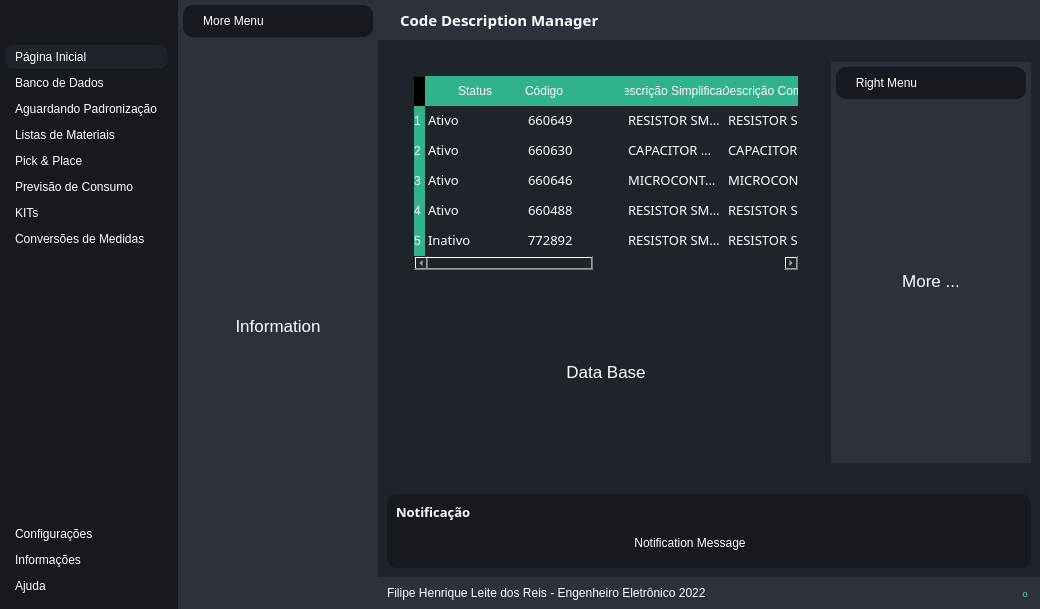
Above: interface_22_modern_tutorial.ui from filipehlreis/code-description-manager before the change. Below: the same form after it.
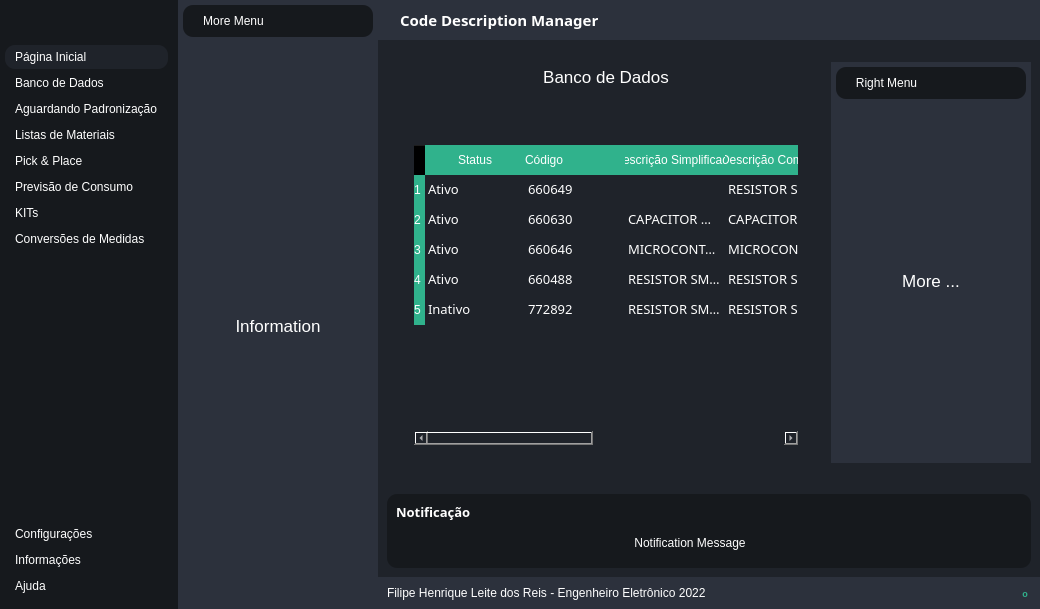
That is the form after the change. The open tabs and pages were chosen to show the change. Icons and pictures are not drawn. Custom widgets are drawn as their Qt base class.

Commit message:
Botao de busca na aba de banco de dados
Inserido um campo e um botão de busca para realizar uma busca na tabela de banco de dados, escondendo os resultados que não atendem ao critério.

```diff
--- a/interface_22_modern_tutorial.ui
+++ b/interface_22_modern_tutorial.ui
@@ -1069,8 +1069,92 @@
                </widget>
                <widget class="QWidget" name="dataPage">
                 <layout class="QVBoxLayout" name="verticalLayout_17">
+                 <item alignment="Qt::AlignTop">
+                  <widget class="QLabel" name="label_11">
+                   <property name="sizePolicy">
+                    <sizepolicy hsizetype="Preferred" vsizetype="Minimum">
+                     <horstretch>0</horstretch>
+                     <verstretch>0</verstretch>
+                    </sizepolicy>
+                   </property>
+                   <property name="font">
+                    <font>
+                     <pointsize>13</pointsize>
+                    </font>
+                   </property>
+                   <property name="text">
+                    <string>Banco de Dados</string>
+                   </property>
+                   <property name="alignment">
+                    <set>Qt::AlignCenter</set>
+                   </property>
+                  </widget>
+                 </item>
+                 <item alignment="Qt::AlignRight|Qt::AlignTop">
+                  <widget class="QFrame" name="frame_13">
+                   <property name="sizePolicy">
+                    <sizepolicy hsizetype="Preferred" vsizetype="Minimum">
+                     <horstretch>0</horstretch>
+                     <verstretch>0</verstretch>
+                    </sizepolicy>
+                   </property>
+                   <property name="frameShape">
+                    <enum>QFrame::StyledPanel</enum>
+                   </property>
+                   <property name="frameShadow">
+                    <enum>QFrame::Raised</enum>
+                   </property>
+                   <layout class="QHBoxLayout" name="horizontalLayout_15">
+                    <item alignment="Qt::AlignRight|Qt::AlignTop">
+                     <widget class="QLineEdit" name="database_search">
+                      <property name="minimumSize">
+                       <size>
+                        <width>200</width>
+                        <height>0</height>
+                       </size>
+                      </property>
+                      <property name="styleSheet">
+                       <string notr="true">
+QLineEdit {
+	border: solid 1px white;
+}</string>
+                      </property>
+                     </widget>
+                    </item>
+                    <item alignment="Qt::AlignRight|Qt::AlignTop">
+                     <widget class="QPushButton" name="pushButton">
+                      <property name="text">
+                       <string/>
+                      </property>
+                      <property name="icon">
+                       <iconset resource="resources.qrc">
+                        <normaloff>:/icons/icons/feather-WHITE/search.svg</normaloff>:/icons/icons/feather-WHITE/search.svg</iconset>
+                      </property>
+                      <property name="iconSize">
+                       <size>
+                        <width>24</width>
+                        <height>24</height>
+                       </size>
+                      </property>
+                     </widget>
+                    </item>
+                   </layout>
+                  </widget>
+                 </item>
                  <item>
                   <widget class="QFrame" name="frame_12">
+                   <property name="sizePolicy">
+                    <sizepolicy hsizetype="Preferred" vsizetype="Expanding">
+                     <horstretch>0</horstretch>
+                     <verstretch>0</verstretch>
+                    </sizepolicy>
+                   </property>
+                   <property name="minimumSize">
+                    <size>
+                     <width>0</width>
+                     <height>0</height>
+                    </size>
+                   </property>
                    <property name="frameShape">
                     <enum>QFrame::StyledPanel</enum>
                    </property>
@@ -1087,11 +1171,17 @@
                     <item>
                      <widget class="QTableWidget" name="database_table">
                       <property name="sizePolicy">
-                       <sizepolicy hsizetype="Preferred" vsizetype="Preferred">
+                       <sizepolicy hsizetype="Preferred" vsizetype="Maximum">
                         <horstretch>0</horstretch>
                         <verstretch>0</verstretch>
                        </sizepolicy>
                       </property>
+                      <property name="minimumSize">
+                       <size>
+                        <width>0</width>
+                        <height>300</height>
+                       </size>
+                      </property>
                       <property name="font">
                        <font>
                         <family>Montserrat Medium</family>
@@ -1106,7 +1196,10 @@
     border: solid;
     height: 30px;
 }
-</string>
+
+QTableWidget {
+	height: 100%;
+}</string>
                       </property>
                       <property name="frameShape">
                        <enum>QFrame::StyledPanel</enum>
@@ -1239,7 +1332,7 @@
                       </item>
                       <item row="0" column="2">
                        <property name="text">
-                        <string>RESISTOR SMD 0603 82R 5%</string>
+                        <string/>
                        </property>
                       </item>
                       <item row="0" column="3">
@@ -1432,21 +1525,6 @@
                    </layout>
                   </widget>
                  </item>
-                 <item>
-                  <widget class="QLabel" name="label_11">
-                   <property name="font">
-                    <font>
-                     <pointsize>13</pointsize>
-                    </font>
-                   </property>
-                   <property name="text">
-                    <string>Data Base</string>
-                   </property>
-                   <property name="alignment">
-                    <set>Qt::AlignCenter</set>
-                   </property>
-                  </widget>
-                 </item>
                 </layout>
                </widget>
                <widget class="QWidget" name="waitingPage">
```
Left out of the diff: 2 changed lines with no effect on the pictures. The commit also changes 3 other files.
